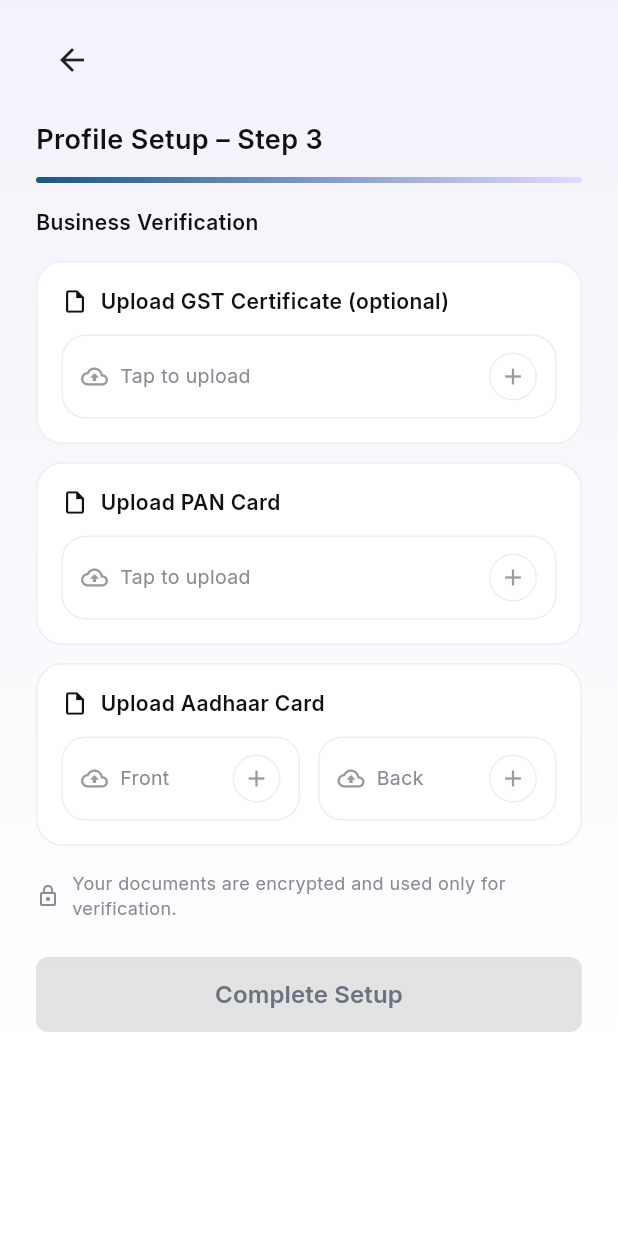
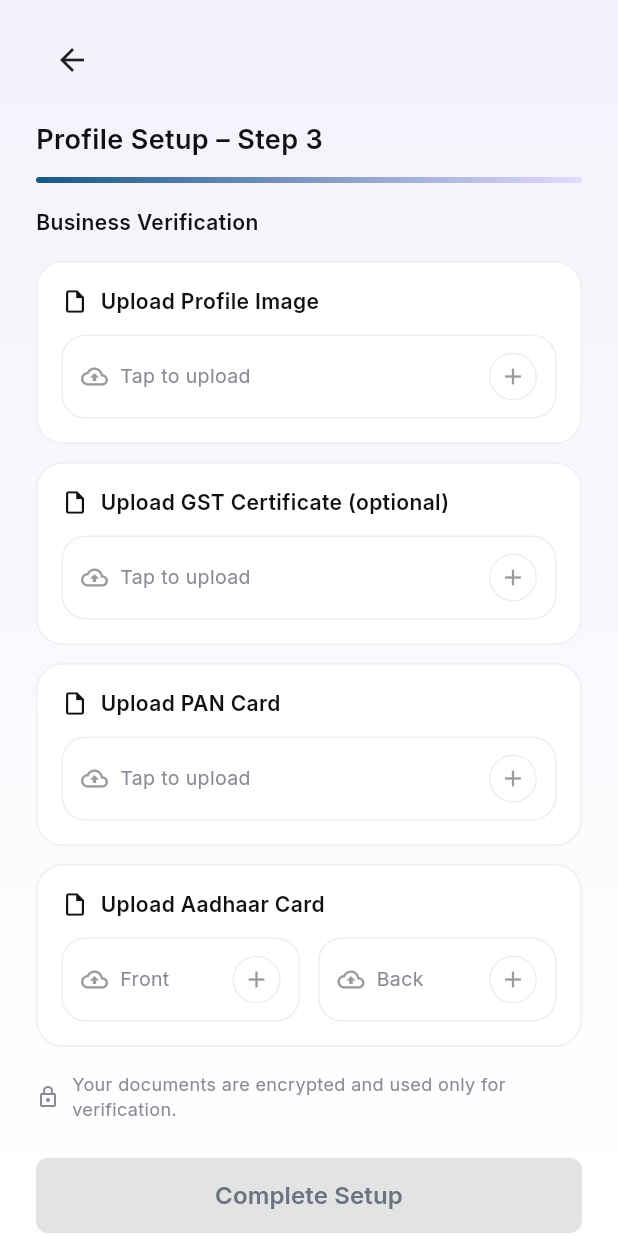
Before and after one commit to BharatNaai/bharatnaai-partner, a Flutter app: the ProfileSetupStep3Screen screen opened by its route, on a phone screen of 412 x 824 dp. Run offline on Flutter 3.47's test engine with Material 3 defaults, Android fonts, the phone set to English and light mode, and no system bars; our stand-ins replace app_links, carousel_slider, device_info_plus, geocoding, geolocator, google_fonts and 3 more; missing offline and left inert: audio_session; accounts and stored records are empty.

Commit message:
put api for the update barbers profile

```diff
--- a/lib/screens/profile_setup/profile_setup_step3.dart
+++ b/lib/screens/profile_setup/profile_setup_step3.dart
@@ -28,8 +28,13 @@ class _ProfileSetupStep3ScreenState extends State<ProfileSetupStep3Screen> {
   XFile? _panFile;
   XFile? _aadhaarFrontFile;
   XFile? _aadhaarBackFile;
+  XFile? _profileImageFile; // Added
 
-  bool get _canComplete => _panFile != null && _aadhaarFrontFile != null && _aadhaarBackFile != null;
+  bool get _canComplete =>
+      _panFile != null &&
+      _aadhaarFrontFile != null &&
+      _aadhaarBackFile != null &&
+      _profileImageFile != null; // Added profile image requirement
 
   Future<void> _handleCompleteSetup() async {
     final provider = context.read<ProfileSetupProvider>();
@@ -40,6 +45,7 @@ class _ProfileSetupStep3ScreenState extends State<ProfileSetupStep3Screen> {
       panCard: _panFile,
       aadhaarFront: _aadhaarFrontFile,
       aadhaarBack: _aadhaarBackFile,
+      profileImage: _profileImageFile, // Added
     );
 
     // Submit profile to API
@@ -111,6 +117,14 @@ class _ProfileSetupStep3ScreenState extends State<ProfileSetupStep3Screen> {
     });
   }
 
+  Future<void> _pickProfileImage() async {
+    final file = await _picker.pickImage(source: ImageSource.gallery, imageQuality: 80);
+    if (file == null) return;
+    setState(() {
+      _profileImageFile = file;
+    });
+  }
+
   @override
   Widget build(BuildContext context) {
     final screenHeight = MediaQuery.of(context).size.height;
@@ -174,13 +188,31 @@ class _ProfileSetupStep3ScreenState extends State<ProfileSetupStep3Screen> {
                   ),
                   const SizedBox(height: 16),
                   UploadCard(
+                    title: 'Upload Profile Image',
+                    isDoubleSlot: false,
+                    onTapPrimary: _pickProfileImage,
+                    primaryFileName: _profileImageFile?.name,
+                    primaryPreview: _profileImageFile != null ? const SizedBox.shrink() : null, // Dummy to trigger 'hasPreview'
+                    onRemovePrimary: () => setState(() => _profileImageFile = null),
+                    onViewPrimary: _profileImageFile != null
+                      ? () => AppDialogs.showImagePreview(
+                          context: context,
+                          image: Image.file(File(_profileImageFile!.path)),
+                        )
+                      : null,
+                  ),
+                  const SizedBox(height: 12),
+                  UploadCard(
                     title: 'Upload GST Certificate (optional)',
                     isDoubleSlot: false,
                     onTapPrimary: _pickGst,
-                    primaryPreview: _gstFile != null
-                        ? Image.file(
-                            File(_gstFile!.path),
-                            fit: BoxFit.cover,
+                    primaryFileName: _gstFile?.name,
+                    primaryPreview: _gstFile != null ? const SizedBox.shrink() : null,
+                    onRemovePrimary: () => setState(() => _gstFile = null),
+                    onViewPrimary: _gstFile != null
+                      ? () => AppDialogs.showImagePreview(
+                          context: context,
+                          image: Image.file(File(_gstFile!.path)),
                         )
                       : null,
                   ),
@@ -189,10 +221,13 @@ class _ProfileSetupStep3ScreenState extends State<ProfileSetupStep3Screen> {
                     title: 'Upload PAN Card',
                     isDoubleSlot: false,
                     onTapPrimary: _pickPan,
-                    primaryPreview: _panFile != null
-                        ? Image.file(
-                            File(_panFile!.path),
-                            fit: BoxFit.cover,
+                    primaryFileName: _panFile?.name,
+                    primaryPreview: _panFile != null ? const SizedBox.shrink() : null,
+                    onRemovePrimary: () => setState(() => _panFile = null),
+                    onViewPrimary: _panFile != null
+                      ? () => AppDialogs.showImagePreview(
+                          context: context,
+                          image: Image.file(File(_panFile!.path)),
                         )
                       : null,
                   ),
@@ -202,16 +237,22 @@ class _ProfileSetupStep3ScreenState extends State<ProfileSetupStep3Screen> {
                     isDoubleSlot: true,
                     onTapPrimary: _pickAadhaarFront,
                     onTapSecondary: _pickAadhaarBack,
-                    primaryPreview: _aadhaarFrontFile != null
-                        ? Image.file(
-                            File(_aadhaarFrontFile!.path),
-                            fit: BoxFit.cover,
+                    primaryFileName: _aadhaarFrontFile?.name,
+                    secondaryFileName: _aadhaarBackFile?.name,
+                    primaryPreview: _aadhaarFrontFile != null ? const SizedBox.shrink() : null,
+                    secondaryPreview: _aadhaarBackFile != null ? const SizedBox.shrink() : null,
+                    onRemovePrimary: () => setState(() => _aadhaarFrontFile = null),
+                    onRemoveSecondary: () => setState(() => _aadhaarBackFile = null),
+                    onViewPrimary: _aadhaarFrontFile != null
+                      ? () => AppDialogs.showImagePreview(
+                          context: context,
+                          image: Image.file(File(_aadhaarFrontFile!.path)),
                         )
                       : null,
-                    secondaryPreview: _aadhaarBackFile != null
-                        ? Image.file(
-                            File(_aadhaarBackFile!.path),
-                            fit: BoxFit.cover,
+                    onViewSecondary: _aadhaarBackFile != null
+                      ? () => AppDialogs.showImagePreview(
+                          context: context,
+                          image: Image.file(File(_aadhaarBackFile!.path)),
                         )
                       : null,
                   ),
```
Also changed, not shown: lib/models/profile_setup_request.dart (+25 -17 lines), lib/providers/profile_setup_provider.dart (+14 -0 lines), lib/screens/profile_setup/profile_setup_step1.dart (+19 -2 lines), lib/services/profile_setup_service.dart (+49 -31 lines). Lines whose indentation alone changed are shown as unchanged.
